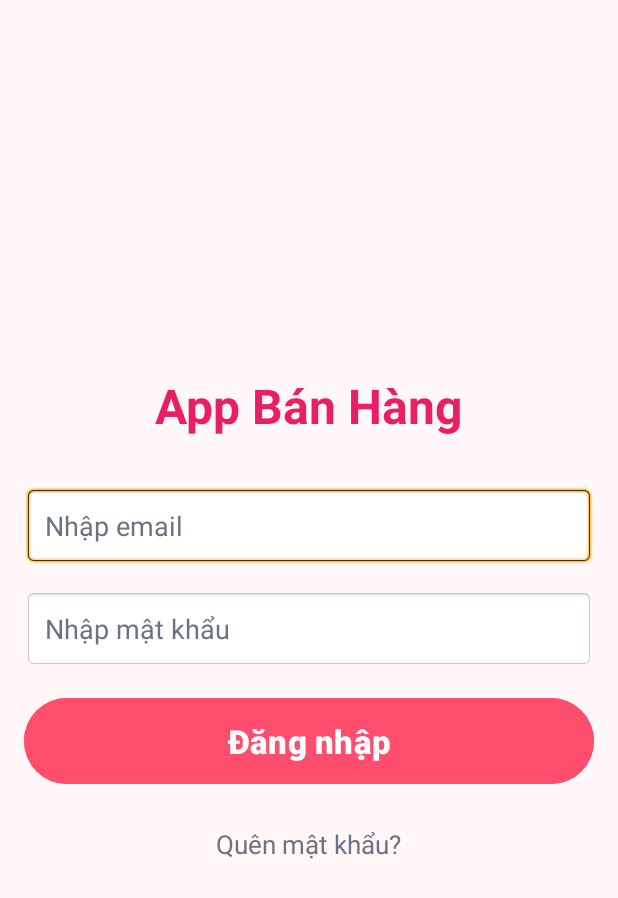
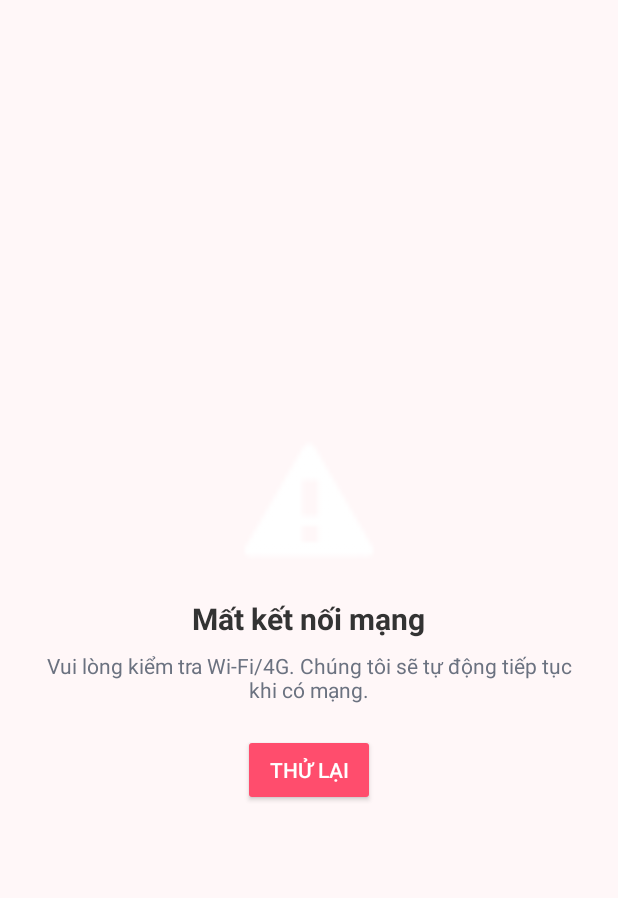
Before and after one commit to tuanlong301/ThucTapN1, an Android app: the screen it shows after launch (MainActivity before the commit, OfflineActivity after it), on a phone screen of 412 x 824 dp. Shown: the top 898 px of the screen. Run offline under Robolectric (Android 15) with nearby library versions, the light colour scheme and no system bars; our stand-ins replace Firebase (no records; nobody signed in at launch, a user with empty details on screens opened directly).

Commit message:
Xử lý khi mất mạng

```diff
--- a/app/src/main/java/com/example/appbanhang/AdminMenu.java
+++ b/app/src/main/java/com/example/appbanhang/AdminMenu.java
@@ -20,7 +20,7 @@ import java.text.SimpleDateFormat;
 import java.util.LinkedList;
 import java.util.Locale;
 
-public class AdminMenu extends AppCompatActivity {
+public class AdminMenu extends BaseActivity {
 
     // ==== Hàng đợi gọi nhân viên ====
     private ListenerRegistration callReg;
--- /dev/null
+++ b/app/src/main/java/com/example/appbanhang/BaseActivity.java
@@ -0,0 +1,86 @@
+package com.example.appbanhang;
+
+import android.content.Intent;
+import android.net.ConnectivityManager;
+import android.net.Network;
+import android.net.NetworkCapabilities;
+import android.net.NetworkRequest;
+import android.os.Build;
+import android.os.Bundle;
+
+import androidx.annotation.Nullable;
+import androidx.appcompat.app.AppCompatActivity;
+
+public abstract class BaseActivity extends AppCompatActivity {
+
+    private ConnectivityManager cm;
+    private boolean launchingOffline = false;
+
+    private final ConnectivityManager.NetworkCallback cb = new ConnectivityManager.NetworkCallback() {
+        @Override
+        public void onLost(Network network) {
+            runOnUiThread(new Runnable() {
+                @Override public void run() {
+                    goOfflineIfNeeded();
+                }
+            });
+        }
+    };
+
+    @Override
+    protected void onCreate(@Nullable Bundle savedInstanceState) {
+        super.onCreate(savedInstanceState);
+        cm = (ConnectivityManager) getSystemService(CONNECTIVITY_SERVICE);
+    }
+
+    @Override
+    protected void onStart() {
+        super.onStart();
+        registerNet();
+        if (!isOnline()) {
+            goOfflineIfNeeded();
+        }
+    }
+
+    @Override
+    protected void onStop() {
+        super.onStop();
+        unregisterNet();
+    }
+
+    private void registerNet() {
+        if (cm == null) return;
+        if (Build.VERSION.SDK_INT >= 24) {
+            cm.registerDefaultNetworkCallback(cb);
+        } else {
+            NetworkRequest req = new NetworkRequest.Builder()
+                    .addCapability(NetworkCapabilities.NET_CAPABILITY_INTERNET)
+                    .build();
+            cm.registerNetworkCallback(req, cb);
+        }
+    }
+
+    private void unregisterNet() {
+        if (cm == null) return;
+        try { cm.unregisterNetworkCallback(cb); } catch (Exception ignore) {}
+    }
+
+    private boolean isOnline() {
+        if (cm == null) return false;
+        Network nw = cm.getActiveNetwork();
+        if (nw == null) return false;
+        NetworkCapabilities caps = cm.getNetworkCapabilities(nw);
+        return caps != null && caps.hasCapability(NetworkCapabilities.NET_CAPABILITY_INTERNET);
+    }
+
+    private void goOfflineIfNeeded() {
+        if (launchingOffline) return;
+
+
+        launchingOffline = true;
+        Intent i = new Intent(this, OfflineActivity.class);
+        // Không phá back stack; khi có mạng OfflineActivity sẽ finish() và quay về
+        startActivity(i);
+        launchingOffline = false;
+    }
+}
--- a/app/src/main/java/com/example/appbanhang/CartActivity.java
+++ b/app/src/main/java/com/example/appbanhang/CartActivity.java
@@ -8,6 +8,7 @@ import android.widget.LinearLayout;
 import android.widget.RadioGroup;
 import android.widget.TextView;
 import android.widget.Toast;
+import com.google.firebase.firestore.DocumentReference;
 
 import androidx.appcompat.app.AppCompatActivity;
 import androidx.recyclerview.widget.LinearLayoutManager;
@@ -27,7 +28,7 @@ import java.util.List;
 import java.util.Locale;
 import java.util.Map;
 
-public class CartActivity extends AppCompatActivity {
+public class CartActivity extends BaseActivity  {
 
     private static final String TAG = "CartActivity";
 
--- a/app/src/main/java/com/example/appbanhang/MainActivity.java
+++ b/app/src/main/java/com/example/appbanhang/MainActivity.java
@@ -21,7 +21,7 @@ import com.google.firebase.firestore.SetOptions;
 import java.util.HashMap;
 import java.util.Map;
 
-public class MainActivity extends AppCompatActivity {
+public class MainActivity extends BaseActivity  {
 
     private static final String TAG = "MainActivity";
 
--- a/app/src/main/java/com/example/appbanhang/MainMenu.java
+++ b/app/src/main/java/com/example/appbanhang/MainMenu.java
@@ -23,7 +23,7 @@ import java.util.ArrayList;
 import java.util.List;
 import java.util.Locale;
 
-public class MainMenu extends AppCompatActivity {
+public class MainMenu extends BaseActivity  {
 
     private RecyclerView rvProducts;
     private final List<Product> productList = new ArrayList<>();
--- /dev/null
+++ b/app/src/main/java/com/example/appbanhang/OfflineActivity.java
@@ -0,0 +1,87 @@
+package com.example.appbanhang;
+
+import android.net.ConnectivityManager;
+import android.net.Network;
+import android.net.NetworkCapabilities;
+import android.net.NetworkRequest;
+import android.os.Build;
+import android.os.Bundle;
+import android.widget.Button;
+import android.widget.Toast;
+
+import androidx.annotation.Nullable;
+import androidx.appcompat.app.AppCompatActivity;
+
+public class OfflineActivity extends AppCompatActivity {
+
+    private ConnectivityManager cm;
+
+    private final ConnectivityManager.NetworkCallback cb = new ConnectivityManager.NetworkCallback() {
+        @Override
+        public void onAvailable(Network network) {
+            // Có mạng lại thì thoát màn Offline để quay về chỗ cũ
+            runOnUiThread(new Runnable() {
+                @Override public void run() {
+                    finish();
+                }
+            });
+        }
+    };
+
+    @Override
+    protected void onCreate(@Nullable Bundle savedInstanceState) {
+        super.onCreate(savedInstanceState);
+        setContentView(R.layout.activity_offline);
+
+        cm = (ConnectivityManager) getSystemService(CONNECTIVITY_SERVICE);
+
+        Button btnRetry = findViewById(R.id.btnRetry);
+        btnRetry.setOnClickListener(v -> {
+            if (isOnline()) {
+                finish();
+            } else {
+                Toast.makeText(this, "Chưa có mạng, thử lại sau.", Toast.LENGTH_SHORT).show();
+            }
+        });
+    }
+
+    @Override
+    protected void onStart() {
+        super.onStart();
+        register();
+        if (isOnline()) {
+            finish();
+        }
+    }
+
+    @Override
+    protected void onStop() {
+        super.onStop();
+        unregister();
+    }
+
+    private void register() {
+        if (cm == null) return;
+        if (Build.VERSION.SDK_INT >= 24) {
+            cm.registerDefaultNetworkCallback(cb);
+        } else {
+            NetworkRequest req = new NetworkRequest.Builder()
+                    .addCapability(NetworkCapabilities.NET_CAPABILITY_INTERNET)
+                    .build();
+            cm.registerNetworkCallback(req, cb);
+        }
+    }
+
+    private void unregister() {
+        if (cm == null) return;
+        try { cm.unregisterNetworkCallback(cb); } catch (Exception ignore) {}
+    }
+
+    private boolean isOnline() {
+        if (cm == null) return false;
+        Network nw = cm.getActiveNetwork();
+        if (nw == null) return false;
+        NetworkCapabilities caps = cm.getNetworkCapabilities(nw);
+        return caps != null && caps.hasCapability(NetworkCapabilities.NET_CAPABILITY_INTERNET);
+    }
+}
--- /dev/null
+++ b/app/src/main/res/layout/activity_offline.xml
@@ -0,0 +1,29 @@
+<?xml version="1.0" encoding="utf-8"?>
+<LinearLayout xmlns:android="http://schemas.android.com/apk/res/android"
+    android:orientation="vertical" android:gravity="center"
+    android:layout_width="match_parent" android:layout_height="match_parent"
+    android:padding="24dp" android:background="#FFF7F8">
+
+    <ImageView
+        android:layout_width="96dp" android:layout_height="96dp"
+        android:src="@android:drawable/stat_notify_error" />
+
+    <TextView
+        android:layout_width="wrap_content" android:layout_height="wrap_content"
+        android:text="Mất kết nối mạng"
+        android:textSize="20sp" android:textStyle="bold"
+        android:layout_marginTop="16dp" android:textColor="#333333"/>
+
+    <TextView
+        android:id="@+id/tvHint"
+        android:layout_width="wrap_content" android:layout_height="wrap_content"
+        android:text="Vui lòng kiểm tra Wi-Fi/4G. Chúng tôi sẽ tự động tiếp tục khi có mạng."
+        android:textSize="14sp" android:textColor="#6B7280"
+        android:gravity="center" android:layout_marginTop="8dp"/>
+
+    <Button
+        android:id="@+id/btnRetry"
+        android:layout_width="wrap_content" android:layout_height="wrap_content"
+        android:text="Thử lại" android:layout_marginTop="20dp"
+        android:backgroundTint="#FF4D6D" android:textColor="#FFFFFF"/>
+</LinearLayout>
--- a/build.gradle.kts
+++ b/build.gradle.kts
@@ -1,5 +1,6 @@
 plugins {
     alias(libs.plugins.android.application) apply false
+    alias(libs.plugins.kotlin.android) apply false
 }
 
 buildscript {
```
Also changed, not shown: app/build.gradle.kts (+8 -1 lines), app/src/main/AndroidManifest.xml (+10 -0 lines), gradle/libs.versions.toml (+10 -4 lines).
